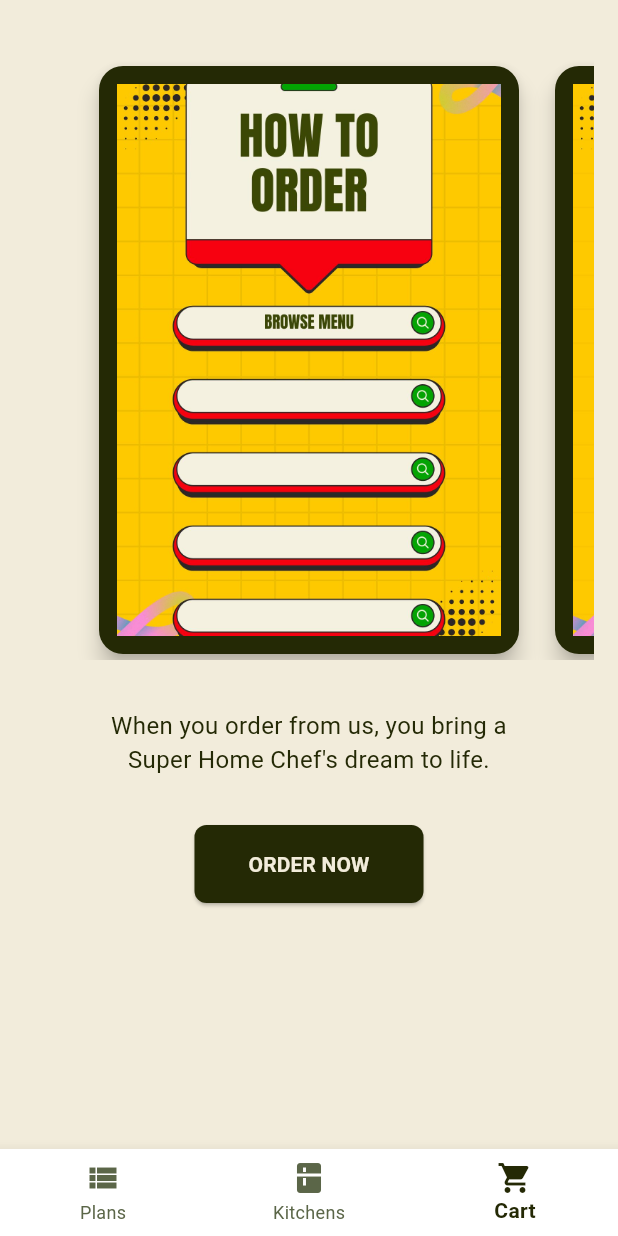
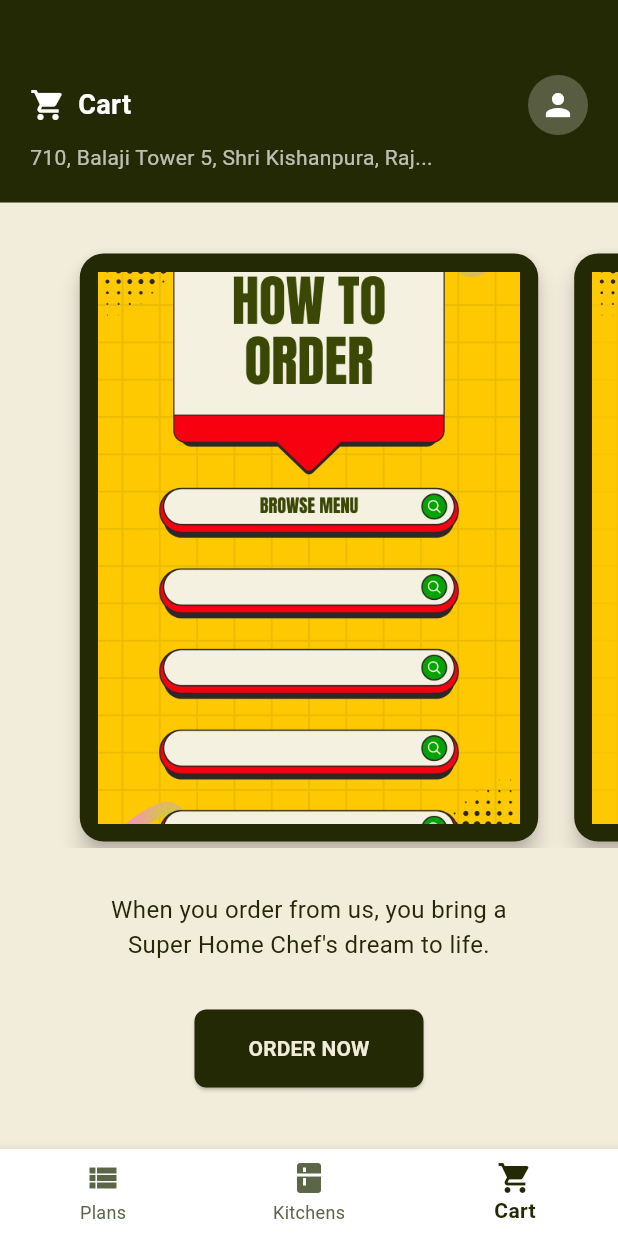
Before and after one commit to MumukshaSharma/dabaiteApp, a Flutter app: the CartScreen screen opened by its route, on a phone screen of 412 x 824 dp. Run offline on Flutter 3.47's test engine with Material 3 defaults, Android fonts, the phone set to English and light mode, and no system bars; Roboto replaces fonts that are missing (Poppins).

Commit message:
cart and home-meals-subscription

```diff
--- a/lib/screens/cart.dart
+++ b/lib/screens/cart.dart
@@ -1,6 +1,8 @@
 import 'dart:async';
 import 'package:flutter/material.dart';
 import 'index_screen.dart';
+import 'account.dart';
+import 'kitchen.dart';
 
 const Color kelp = Color.fromARGB(255, 36, 41, 5);
 const Color canary = Color(0xFFFFF95F);
@@ -45,11 +47,17 @@ class _CartScreenState extends State<CartScreen> {
 
   void _onItemTapped(int index) {
     if (index == 0) {
-      Navigator.push(context, MaterialPageRoute(builder: (context) => IndexScreen()));
-    }
+      Navigator.pushReplacementNamed(context, '/index');
+    } else if (index == 1) {
+    Navigator.push(
+      context,
+      MaterialPageRoute(builder: (context) => const KitchenScreen()),
+    );
+  }  else {
       setState(() {
         _selectedIndex = index;
       });
+    }
   }
 
   @override
@@ -57,12 +65,61 @@ class _CartScreenState extends State<CartScreen> {
     return Scaffold(
       backgroundColor: starkWhite,
       body: SingleChildScrollView(
-        child: Padding(
-          padding: const EdgeInsets.symmetric(horizontal: 16.0, vertical: 40),
         child: Column(
-            crossAxisAlignment: CrossAxisAlignment.center,
+          crossAxisAlignment: CrossAxisAlignment.start,
           children: [
-              SizedBox(
+            // Top Header without Search Bar
+            Container(
+              color: kelp,
+              padding: const EdgeInsets.only(top: 50, left: 20, right: 20, bottom: 20),
+              child: Column(
+                crossAxisAlignment: CrossAxisAlignment.start,
+                children: [
+                  // Top Row
+                  Row(
+                    mainAxisAlignment: MainAxisAlignment.spaceBetween,
+                    children: [
+                      Row(
+                        children: const [
+                          Icon(Icons.shopping_cart, color: Colors.white),
+                          SizedBox(width: 8),
+                          Text(
+                            "Cart",
+                            style: TextStyle(
+                              color: Colors.white,
+                              fontSize: 18,
+                              fontWeight: FontWeight.bold,
+                            ),
+                          ),
+                        ],
+                      ),
+                      GestureDetector(
+                        onTap: () {
+                          Navigator.push(
+                            context,
+                            MaterialPageRoute(builder: (context) => const AccountScreen()),
+                          );
+                        },
+                        child: const CircleAvatar(
+                          backgroundColor: Colors.white24,
+                          child: Icon(Icons.person, color: Colors.white),
+                        ),
+                      ),
+                    ],
+                  ),
+                  const SizedBox(height: 5),
+                  const Text(
+                    "710, Balaji Tower 5, Shri Kishanpura, Raj...",
+                    style: TextStyle(color: Colors.white70, fontSize: 14),
+                  ),
+                ],
+              ),
+            ),
+
+            // Image Carousel
+            Padding(
+              padding: const EdgeInsets.symmetric(vertical: 30),
+              child: SizedBox(
                 height: 400,
                 child: PageView.builder(
                   controller: _pageController,
@@ -80,8 +137,8 @@ class _CartScreenState extends State<CartScreen> {
                           padding: const EdgeInsets.all(12.0),
                           child: Image.asset(
                             imagePaths[index],
-                            height: 280,
-                            width: 340, // wider image
+                            height: 300,
+                            width: 340,
                             fit: BoxFit.cover,
                           ),
                         ),
@@ -90,7 +147,12 @@ class _CartScreenState extends State<CartScreen> {
                   },
                 ),
               ),
-              const SizedBox(height: 32),
+            ),
+
+            // Text and Button
+            Center(
+              child: Column(
+                children: [
                   const Text(
                     'When you order from us, you bring a\nSuper Home Chef\'s dream to life.',
                     textAlign: TextAlign.center,
@@ -108,7 +170,7 @@ class _CartScreenState extends State<CartScreen> {
                       shape: RoundedRectangleBorder(borderRadius: BorderRadius.circular(8)),
                     ),
                     onPressed: () {
-                  Navigator.push(context, MaterialPageRoute(builder: (_) => IndexScreen()));
+                      Navigator.pushReplacementNamed(context, '/index');
                     },
                     child: const Text(
                       'ORDER NOW',
@@ -122,7 +184,12 @@ class _CartScreenState extends State<CartScreen> {
                 ],
               ),
             ),
+            const SizedBox(height: 50),
+          ],
         ),
+      ),
+
+      // Bottom Navigation
       bottomNavigationBar: BottomNavigationBar(
         currentIndex: _selectedIndex,
         onTap: _onItemTapped,
--- a/lib/widgets/top_bar.dart
+++ b/lib/widgets/top_bar.dart
@@ -39,10 +39,7 @@ class _TopBarState extends State<TopBar> {
     {'name': 'Special Thali', 'image': 'assets/meals/special_thali.webp'},
     {'name': 'Breakfast', 'image': 'assets/meals/breakfast.jpg'},
     {'name': 'Jain Thali', 'image': 'assets/meals/jain_thali.jpeg'},
-    {'name': 'Healthy', 'image': 'assets/meals/healthy.webp'},
-    {'name': 'Low Calorie Meals', 'image': 'assets/meals/low_calorie2.webp'},
-    {'name': 'Protein Meal', 'image': 'assets/meals/protein_meal.png'},
-    {'name': 'Salads', 'image': 'assets/meals/salads.jpeg'},
+    {'name': 'Non-Veg thali', 'image': 'assets/meals/non.jpg.webp'},
   ];
 
   @override
```
Also changed, not shown: lib/screens/kitchen.dart (+7 -1 lines), assets/meals/non.jpg.webp (added). Lines whose indentation alone changed are shown as unchanged.
